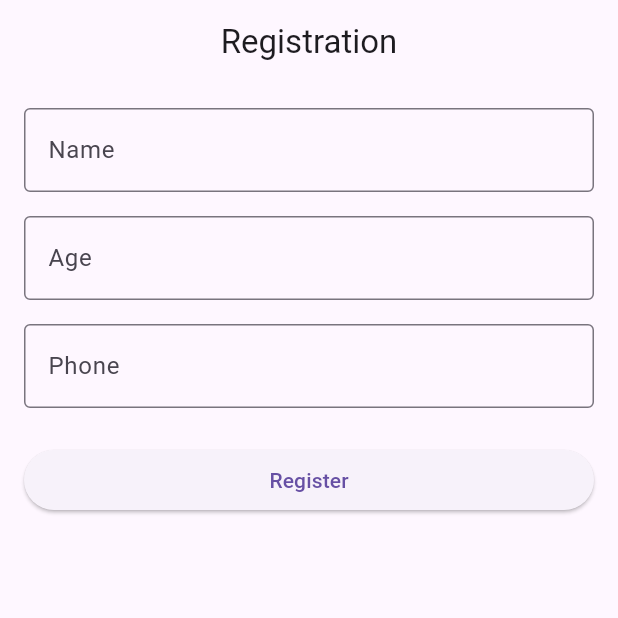
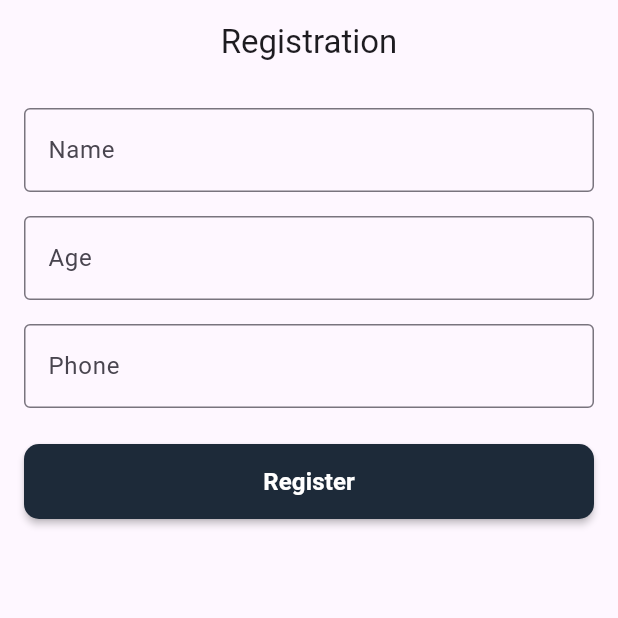
Before and after one commit to binaryshack/token_management_user, a Flutter app: the RegistrationPage screen opened by its route, after a tap on "Register", on a phone screen of 412 x 824 dp, the top half of it. Run offline on Flutter 3.47's test engine with Material 3 defaults, Android fonts, the phone set to English and light mode, and no system bars; our stand-ins replace firebase_auth, firebase_core, go_router, shared_preferences; accounts and stored records are empty.

Commit message:
change the button in registration page

```diff
--- a/lib/views/auth/login_page.dart
+++ b/lib/views/auth/login_page.dart
@@ -38,6 +38,7 @@ class LoginPage extends StatelessWidget {
               },
               child: const Text("Login"),
             ),
+
             TextButton(
               onPressed: () => context.go("/signup"),
               child: const Text("Go to Signup"),
--- a/lib/views/register_user/register_user.dart
+++ b/lib/views/register_user/register_user.dart
@@ -1,4 +1,7 @@
+import 'dart:developer';
+
 import 'package:flutter/material.dart';
+import 'package:token_management_user/core/widgets/my_coustom_button.dart';
 
 class RegistrationPage extends StatelessWidget {
   const RegistrationPage({super.key});
@@ -48,13 +51,11 @@ class RegistrationPage extends StatelessWidget {
             ),
             const SizedBox(height: 24),
 
-            // Register Button
-            ElevatedButton(
+            MyCustomButton(
+              isLoading: false,
               onPressed: () {
-                // Only UI for now (no logic)
-              },
-              child: const Text("Register"),
-            ),
+                log('message');
+              }, text: "Register"),
           ],
         ),
       ),
```
